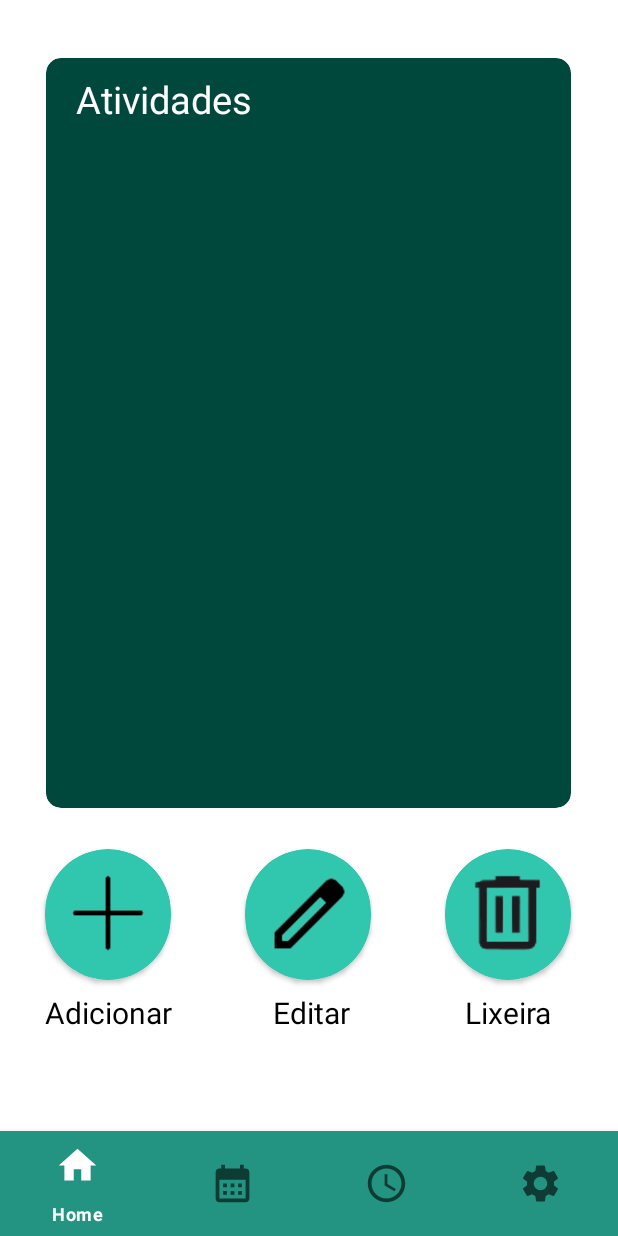
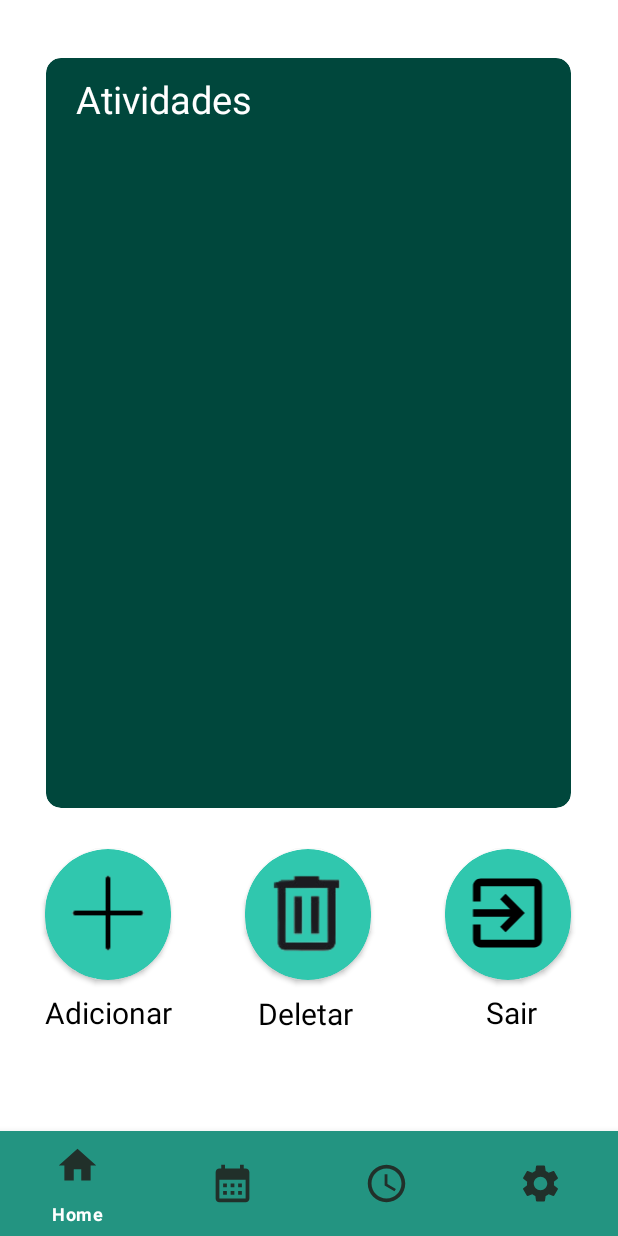
Before and after one commit to llnascimento/Tcc_App, an Android app: the HomeFragment screen opened directly, with no data from a screen before it, on a phone screen of 412 x 824 dp. Run offline under Robolectric (Android 15) with nearby library versions, the phone set to English and light mode, and no system bars; our stand-ins replace Timber.

Commit message:
Sair e Atualizações

```diff
--- a/app/src/main/java/com/example/sbrotina/HomeFragment.kt
+++ b/app/src/main/java/com/example/sbrotina/HomeFragment.kt
@@ -1,11 +1,16 @@
 package com.example.sbrotina
 
+import android.app.Activity
+import android.app.AlertDialog
+import android.content.Context
+import android.content.DialogInterface
 import android.content.Intent
 import android.os.Bundle
 import androidx.fragment.app.Fragment
 import android.view.LayoutInflater
 import android.view.View
 import android.view.ViewGroup
+import android.widget.Toast
 import androidx.cardview.widget.CardView
 import com.example.sbrotina.task.AdicionarTask
 import com.example.sbrotina.task.DeleteTask
@@ -41,22 +46,21 @@ class HomeFragment : Fragment() {
 
         val view = inflater.inflate(R.layout.fragment_home, container, false);
         val btn = view.findViewById<CardView>(R.id.navegarAdic)
-        val btn2 = view.findViewById<CardView>(R.id.cardedit)
-        val btn3 = view.findViewById<CardView>(R.id.carddeletar)
+        val btn2 = view.findViewById<CardView>(R.id.carddeletar)
+        val btn3 = view.findViewById<CardView>(R.id.cardsair)
 
         btn.setOnClickListener{
             val abrirOutraActivity = Intent(activity, AdicionarTask::class.java)
             startActivity(abrirOutraActivity)
         }
 
-        btn2.setOnClickListener{
-            val abrirOutraActivity = Intent(activity, UpdateTask::class.java)
+        btn2.setOnClickListener {
+            val abrirOutraActivity = Intent(activity, DeleteTask::class.java)
             startActivity(abrirOutraActivity)
         }
 
-        btn3.setOnClickListener {
-            val abrirOutraActivity = Intent(activity, DeleteTask::class.java)
-            startActivity(abrirOutraActivity)
+        btn3.setOnClickListener{
+            showAlertDialog()
         }
 
         // Inflate the layout for this fragment
@@ -82,4 +86,18 @@ class HomeFragment : Fragment() {
                 }
             }
     }
+
+    private fun showAlertDialog(){
+        AlertDialog.Builder(activity)
+            .setTitle("Sair")
+            .setMessage("Deseja mesmo sair?")
+            .setPositiveButton("Sair", DialogInterface.OnClickListener { dialogInterface, i ->
+                val abrirOutraActivity = Intent(activity, MainActivity::class.java)
+                startActivity(abrirOutraActivity)
+                Toast.makeText(activity,"Você saiu da sua conta!!", Toast.LENGTH_LONG).show()
+            } )
+            .setNegativeButton("Cancelar", null)
+            .create()
+            .show()
+    }
 }
--- /dev/null
+++ b/app/src/main/res/drawable/baseline_exit_to_app_24.xml
@@ -0,0 +1,5 @@
+<vector android:autoMirrored="true" android:height="24dp"
+    android:tint="#000000" android:viewportHeight="24"
+    android:viewportWidth="24" android:width="24dp" xmlns:android="http://schemas.android.com/apk/res/android">
+    <path android:fillColor="@android:color/white" android:pathData="M10.09,15.59L11.5,17l5,-5 -5,-5 -1.41,1.41L12.67,11H3v2h9.67l-2.58,2.59zM19,3H5c-1.11,0 -2,0.9 -2,2v4h2V5h14v14H5v-4H3v4c0,1.1 0.89,2 2,2h14c1.1,0 2,-0.9 2,-2V5c0,-1.1 -0.9,-2 -2,-2z"/>
+</vector>
--- a/app/src/main/res/layout/activity_home.xml
+++ b/app/src/main/res/layout/activity_home.xml
@@ -19,6 +19,7 @@
         app:layout_constraintVertical_bias="1.0"
         app:itemTextColor="@color/white"
         app:itemIconSize="30dp"
+        app:itemIconTint="@color/cinza"
         />
 
     <FrameLayout
--- a/app/src/main/res/layout/fragment_home.xml
+++ b/app/src/main/res/layout/fragment_home.xml
@@ -26,12 +26,11 @@
             <TextView
                 android:layout_width="wrap_content"
                 android:layout_height="wrap_content"
+                android:layout_marginLeft="20dp"
+                android:layout_marginTop="10dp"
                 android:text="Atividades"
                 android:textColor="@color/white"
-                android:textSize="25dp"
-                android:layout_marginLeft="20dp"
-                android:layout_marginTop="10dp"
-                />
+                android:textSize="25dp" />
 
         </androidx.cardview.widget.CardView>
 
@@ -60,7 +59,7 @@
         </androidx.cardview.widget.CardView>
 
         <androidx.cardview.widget.CardView
-            android:id="@+id/carddeletar"
+            android:id="@+id/cardsair"
             android:layout_width="84dp"
             android:layout_height="87dp"
             android:backgroundTint="@color/verde"
@@ -78,12 +77,12 @@
                 android:layout_height="61dp"
                 android:layout_marginLeft="10dp"
                 android:layout_marginTop="12dp"
-                app:srcCompat="@drawable/excluir"
-                tools:srcCompat="@drawable/excluir" />
+                app:srcCompat="@drawable/baseline_exit_to_app_24"
+                tools:srcCompat="@drawable/baseline_exit_to_app_24" />
         </androidx.cardview.widget.CardView>
 
         <androidx.cardview.widget.CardView
-            android:id="@+id/cardedit"
+            android:id="@+id/carddeletar"
             android:layout_width="84dp"
             android:layout_height="87dp"
             android:backgroundTint="@color/verde"
@@ -99,10 +98,10 @@
                 android:id="@+id/imageView2"
                 android:layout_width="62dp"
                 android:layout_height="66dp"
-                android:layout_marginLeft="12dp"
+                android:layout_marginLeft="10dp"
                 android:layout_marginTop="10dp"
-                app:srcCompat="@drawable/editar"
-                tools:srcCompat="@drawable/editar" />
+                app:srcCompat="@drawable/excluir"
+                tools:srcCompat="@drawable/excluir" />
         </androidx.cardview.widget.CardView>
 
         <TextView
@@ -115,33 +114,35 @@
             android:textSize="20dp"
             app:layout_constraintBottom_toBottomOf="parent"
             app:layout_constraintStart_toStartOf="parent"
-            app:layout_constraintTop_toBottomOf="@+id/cardedit"
+            app:layout_constraintTop_toBottomOf="@+id/carddeletar"
             app:layout_constraintVertical_bias="0.058" />
 
         <TextView
             android:id="@+id/textView8"
             android:layout_width="wrap_content"
             android:layout_height="wrap_content"
-            android:layout_marginStart="182dp"
-            android:text="Editar"
+            android:layout_marginStart="172dp"
+            android:text="Deletar"
             android:textColor="@color/black"
             android:textSize="20dp"
             app:layout_constraintBottom_toBottomOf="parent"
             app:layout_constraintStart_toStartOf="parent"
-            app:layout_constraintTop_toBottomOf="@+id/cardedit"
-            app:layout_constraintVertical_bias="0.058" />
+            app:layout_constraintTop_toBottomOf="@+id/carddeletar"
+            app:layout_constraintVertical_bias="0.062"
+
+            />
 
         <TextView
             android:id="@+id/textView9"
             android:layout_width="wrap_content"
             android:layout_height="wrap_content"
-            android:layout_marginEnd="44dp"
-            android:text="Lixeira"
+            android:layout_marginEnd="54dp"
+            android:text="Sair"
             android:textColor="@color/black"
             android:textSize="20dp"
             app:layout_constraintBottom_toBottomOf="parent"
             app:layout_constraintEnd_toEndOf="parent"
-            app:layout_constraintTop_toBottomOf="@+id/carddeletar"
+            app:layout_constraintTop_toBottomOf="@+id/cardsair"
             app:layout_constraintVertical_bias="0.058" />
     </androidx.constraintlayout.widget.ConstraintLayout>
 
--- a/app/src/main/res/values/themes.xml
+++ b/app/src/main/res/values/themes.xml
@@ -2,7 +2,7 @@
     <!-- Base application theme. -->
     <style name="Theme.SBRotina" parent="Theme.MaterialComponents.DayNight.DarkActionBar">
         <!-- Primary brand color. -->
-        <item name="colorPrimary">@color/white</item>
+        <item name="colorPrimary">@color/verde</item>
         <item name="colorPrimaryVariant">@color/purple_700</item>
         <item name="colorOnPrimary">@color/white</item>
         <!-- Secondary brand color. -->
```
Also changed, not shown: app/src/main/java/com/example/sbrotina/SettingsFragment.kt (+8 -1 lines).
